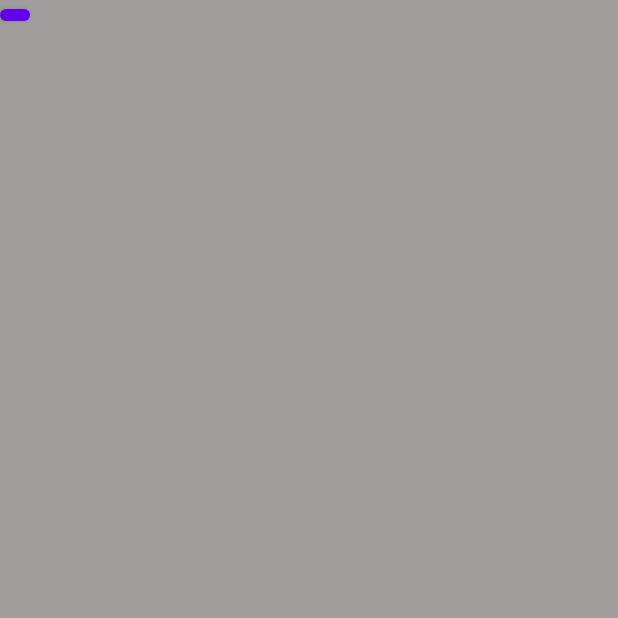
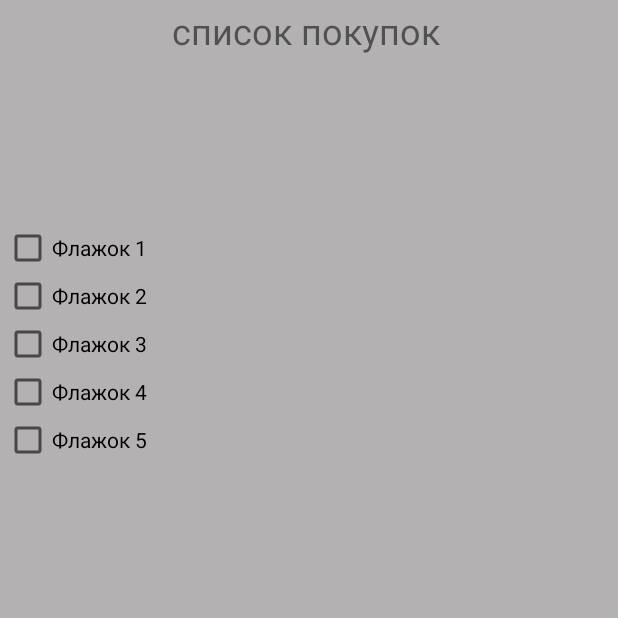
Before and after one commit to zin-ton/APP_1, an Android app: the to_buy_activity screen opened directly, with no data from a screen before it, on a phone screen of 412 x 824 dp, the top half of it. Before the commit the part shown is almost empty. Run offline under Robolectric (Android 15) with nearby library versions, the phone set to English and light mode, and no system bars.

Commit message:
done logic of to_buy activity and checkboxes

```diff
--- a/app/src/main/java/com/example/cookbook/to_buy_activity.java
+++ b/app/src/main/java/com/example/cookbook/to_buy_activity.java
@@ -3,6 +3,9 @@ package com.example.cookbook;
 import android.content.Intent;
 import android.os.Bundle;
 import android.view.MenuItem;
+import android.widget.CheckBox;
+import android.widget.LinearLayout;
+
 import androidx.annotation.NonNull;
 import androidx.appcompat.app.ActionBar;
 import androidx.appcompat.app.AppCompatActivity;
@@ -14,9 +17,21 @@ public class to_buy_activity extends AppCompatActivity {
         super.onCreate(savedInstanceState);
         setContentView(R.layout.activity_to_buy);
         String toBuyNotParsed = getIntent().getStringExtra("answerNotParsed");
+        LinearLayout linearLayout = findViewById(R.id.checkBoxes); // получаем ссылку на макет
+
+        for (int i = 0; i < 5; i++) {
+            CheckBox checkBox = new CheckBox(this); // создаем новый флажок
+            checkBox.setText("Флажок " + (i + 1)); // устанавливаем текст для флажка
+            linearLayout.addView(checkBox); // добавляем флажок в макет
+        }
     }
     public void to_main() {
         Intent intent = new Intent(to_buy_activity.this, MainActivity.class);
         startActivity(intent);
     }
+    @Override
+    public void onBackPressed() {
+        // super.onBackPressed();
+        to_main();
+    }
 }
--- a/app/src/main/res/layout/activity_to_buy.xml
+++ b/app/src/main/res/layout/activity_to_buy.xml
@@ -5,14 +5,28 @@
     android:layout_width="match_parent"
     android:layout_height="match_parent"
     android:background="@color/bg_color"
-    tools:context=".to_buy_activity">
+    tools:context=".to_buy_activity" >
 
-
-    <Button
-        android:id="@+id/button3"
-        android:layout_width="20dp"
-        android:layout_height="20dp"
-        android:text="Button"
+    <TextView
+        android:id="@+id/textView"
+        android:layout_width="203dp"
+        android:layout_height="46dp"
+        android:layout_marginTop="4dp"
+        android:text="@string/to_buy"
+        android:textSize="24sp"
+        app:layout_constraintEnd_toEndOf="parent"
+        app:layout_constraintHorizontal_bias="0.548"
         app:layout_constraintStart_toStartOf="parent"
         app:layout_constraintTop_toTopOf="parent" />
+
+    <LinearLayout
+        android:id="@+id/checkBoxes"
+        android:layout_width="407dp"
+        android:layout_height="583dp"
+        android:layout_marginTop="8dp"
+        android:orientation="vertical"
+        app:layout_constraintBottom_toBottomOf="parent"
+        app:layout_constraintEnd_toEndOf="parent"
+        app:layout_constraintStart_toStartOf="parent"
+        app:layout_constraintTop_toBottomOf="@+id/textView"></LinearLayout>
 </androidx.constraintlayout.widget.ConstraintLayout>
--- a/app/src/main/res/values/colors.xml
+++ b/app/src/main/res/values/colors.xml
@@ -7,5 +7,6 @@
     <color name="teal_700">#FF018786</color>
     <color name="black">#FF000000</color>
     <color name="white">#FFFFFFFF</color>
-    <color name="bg_color">#a19d9d</color>
+    <color name="bg_color">#b3b1b1</color>
+    <color name="hint_color">#080807</color>
 </resources>
```
Also changed, not shown: app/src/main/res/layout/activity_main.xml (+6 -5 lines).
